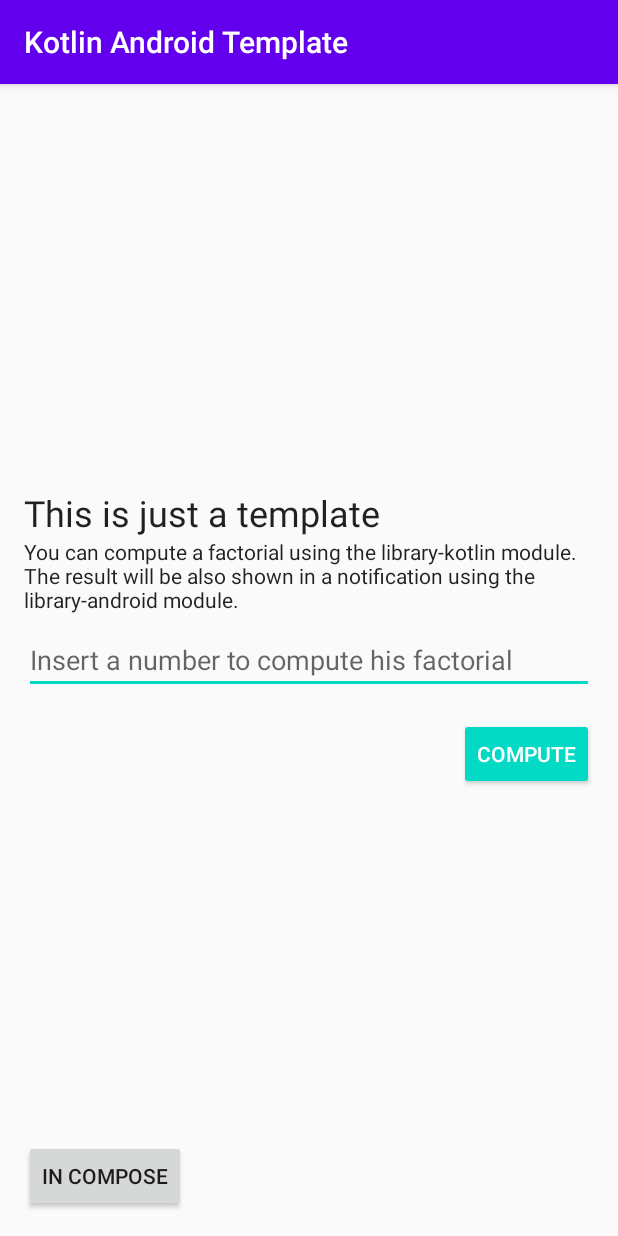
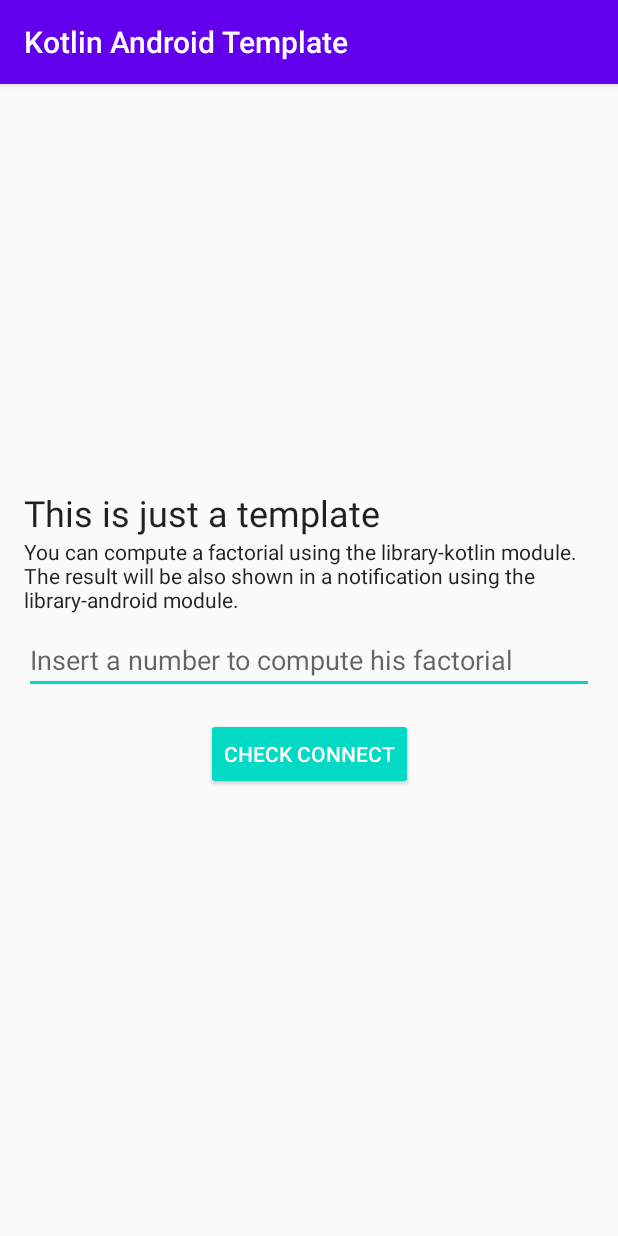
Before and after one commit to cosmos041389/usb-connect, an Android app built with Jetpack Compose: the screen it shows after launch (MainActivity), on a phone screen of 412 x 824 dp. Run offline under Robolectric (Android 15) with nearby library versions, the phone set to English and light mode, and no system bars.

Commit message:
initial commit from check_connect

```diff
--- a/app/src/main/AndroidManifest.xml
+++ b/app/src/main/AndroidManifest.xml
@@ -1,6 +1,8 @@
 <?xml version="1.0" encoding="utf-8"?>
 <manifest xmlns:android="http://schemas.android.com/apk/res/android"
     xmlns:tools="http://schemas.android.com/tools">
+
+    <uses-feature android:name="android.hardware.usb.host" />
 
     <application
         android:allowBackup="true"
--- a/app/src/main/java/com/ncorti/kotlin/template/app/MainActivity.kt
+++ b/app/src/main/java/com/ncorti/kotlin/template/app/MainActivity.kt
@@ -1,22 +1,39 @@
 package com.ncorti.kotlin.template.app
 
 import android.content.Intent
+import android.hardware.usb.UsbConstants
+import android.hardware.usb.UsbManager
 import android.os.Bundle
 import android.view.View
+import android.widget.Button
 import androidx.appcompat.app.AppCompatActivity
 import com.ncorti.kotlin.template.app.databinding.ActivityMainBinding
 import com.ncorti.kotlin.template.library.FactorialCalculator
 import com.ncorti.kotlin.template.library.android.ToastUtil
-
 class MainActivity : AppCompatActivity() {
 
     private lateinit var binding: ActivityMainBinding
-
+    private lateinit var usbManager: UsbManager
+    private lateinit var buttonCheckUvcCamera: Button
     override fun onCreate(savedInstanceState: Bundle?) {
         super.onCreate(savedInstanceState)
         binding = ActivityMainBinding.inflate(layoutInflater)
         setContentView(binding.root)
 
+        usbManager = getSystemService(USB_SERVICE) as UsbManager
+        buttonCheckUvcCamera = findViewById(R.id.button_check_uvc_camera)
+
+        buttonCheckUvcCamera.setOnClickListener {
+            val isConnected = isUvcCameraConnected()
+            val message = if (isConnected) {
+                "UVC camera is connected"
+            } else {
+                "UVC camera is not connected"
+            }
+            ToastUtil.showToast(this, message)
+        }
+
+        /*
         binding.buttonCompute.setOnClickListener {
             val message = if (binding.editTextFactorial.text.isNotEmpty()) {
                 val input = binding.editTextFactorial.text.toString().toLong()
@@ -33,11 +50,29 @@ class MainActivity : AppCompatActivity() {
                 getString(R.string.please_enter_a_number)
             }
             ToastUtil.showToast(this, message)
-        }
+        }*/
 
+        /*
         binding.buttonAppcompose.setOnClickListener {
             val intent = Intent(it.context, ComposeActivity::class.java)
             startActivity(intent)
+        }*/
+    }
+
+    private fun isUvcCameraConnected(): Boolean {
+        val deviceList = usbManager.deviceList
+        for (device in deviceList.values) {
+            for (i in 0 until device.interfaceCount) {
+                val usbInterface = device.getInterface(i)
+                if (usbInterface.interfaceClass == UsbConstants.USB_CLASS_VIDEO &&
+                    usbInterface.interfaceSubclass == 1) {
+                    // UVC camera interface found
+                    return true
+                }
+            }
         }
+        // UVC camera not found
+        return false
     }
+
 }
--- a/app/src/main/res/layout/activity_main.xml
+++ b/app/src/main/res/layout/activity_main.xml
@@ -52,22 +52,34 @@
         tools:text="42"
         tools:visibility="visible" />
 
-    <Button
+    <!--Button
         android:id="@+id/button_compute"
         style="@style/Widget.AppCompat.Button.Colored"
         android:layout_width="wrap_content"
         android:layout_height="wrap_content"
         android:layout_marginTop="@dimen/doub_grid_size"
-        android:text="@string/compute"
+        android:text="@string/check_connect"
+        app:layout_constraintEnd_toEndOf="parent"
+        app:layout_constraintTop_toBottomOf="@+id/text_result" /-->
+
+    <Button
+        android:id="@+id/button_check_uvc_camera"
+        style="@style/Widget.AppCompat.Button.Colored"
+        android:layout_width="wrap_content"
+        android:layout_height="wrap_content"
+        android:layout_marginTop="@dimen/doub_grid_size"
+        android:text="@string/check_connect"
+        app:layout_constraintHorizontal_bias="0.5"
+        app:layout_constraintStart_toStartOf="parent"
         app:layout_constraintEnd_toEndOf="parent"
         app:layout_constraintTop_toBottomOf="@+id/text_result" />
 
-    <Button
+    <!--Button
         android:id="@+id/button_appcompose"
         android:layout_width="wrap_content"
         android:layout_height="wrap_content"
         android:text="@string/compose_version"
         app:layout_constraintStart_toStartOf="parent"
-        app:layout_constraintBottom_toBottomOf="parent" />
+        app:layout_constraintBottom_toBottomOf="parent" /-->
 
 </androidx.constraintlayout.widget.ConstraintLayout>
--- a/app/src/main/res/values/strings.xml
+++ b/app/src/main/res/values/strings.xml
@@ -3,7 +3,7 @@
     <string name="title">This is just a template</string>
     <string name="description">You can compute a factorial using the library-kotlin module. The result will be also shown in a notification using the library-android module.</string>
     <string name="factorial_hint">Insert a number to compute his factorial</string>
-    <string name="compute">Compute</string>
+    <string name="check_connect">Check Connect</string>
     <string name="notification_title">The Result is: %s</string>
     <string name="please_enter_a_number">Please Enter a Number</string>
     <string name="compose_version">In Compose</string>
```
